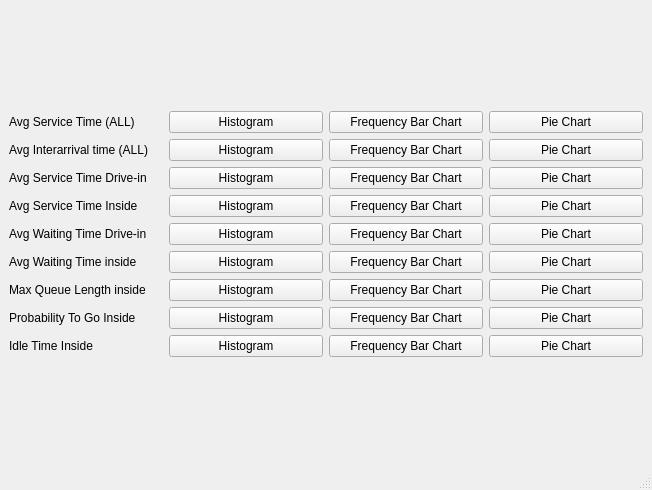
Above: chartwindow.ui from ragrag/Queue-Simulation-QT before the change. Below: the same form after it.
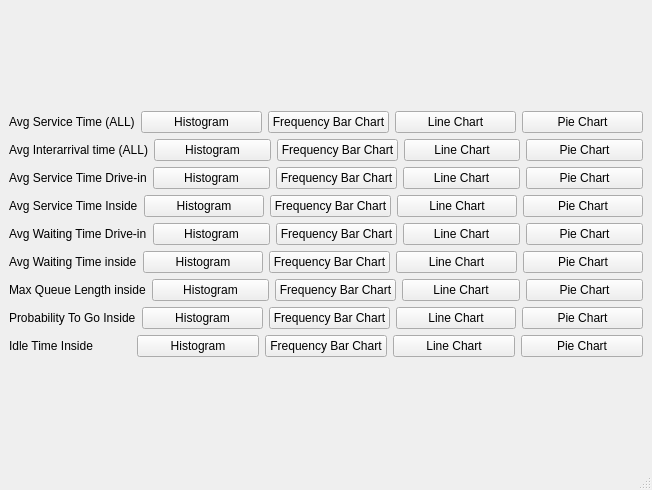
That is the form after the change.

Commit message: lines_chart_report

Diff of the .ui file:
```diff
--- a/chartwindow.ui
+++ b/chartwindow.ui
@@ -40,6 +40,13 @@
           </property>
          </widget>
         </item>
+        <item>
+         <widget class="QPushButton" name="svcAllLine_Btn">
+          <property name="text">
+           <string>Line Chart</string>
+          </property>
+         </widget>
+        </item>
         <item>
          <widget class="QPushButton" name="svcAllPieBtn">
           <property name="text">
@@ -72,6 +79,13 @@
           </property>
          </widget>
         </item>
+        <item>
+         <widget class="QPushButton" name="interLine_Btn">
+          <property name="text">
+           <string>Line Chart</string>
+          </property>
+         </widget>
+        </item>
         <item>
          <widget class="QPushButton" name="interPieBtn">
           <property name="text">
@@ -104,6 +118,13 @@
           </property>
          </widget>
         </item>
+        <item>
+         <widget class="QPushButton" name="svcDLineBtn_2">
+          <property name="text">
+           <string>Line Chart</string>
+          </property>
+         </widget>
+        </item>
         <item>
          <widget class="QPushButton" name="svcDPieBtn_2">
           <property name="text">
@@ -136,6 +157,13 @@
           </property>
          </widget>
         </item>
+        <item>
+         <widget class="QPushButton" name="svcILineBtn">
+          <property name="text">
+           <string>Line Chart</string>
+          </property>
+         </widget>
+        </item>
         <item>
          <widget class="QPushButton" name="svcIPieBtn">
           <property name="text">
@@ -168,6 +196,13 @@
           </property>
          </widget>
         </item>
+        <item>
+         <widget class="QPushButton" name="waitDLineBtn">
+          <property name="text">
+           <string>Line Chart</string>
+          </property>
+         </widget>
+        </item>
         <item>
          <widget class="QPushButton" name="waitDPieBtn">
           <property name="text">
@@ -200,6 +235,13 @@
           </property>
          </widget>
         </item>
+        <item>
+         <widget class="QPushButton" name="waitILineBtn">
+          <property name="text">
+           <string>Line Chart</string>
+          </property>
+         </widget>
+        </item>
         <item>
          <widget class="QPushButton" name="waitIPieBtn">
           <property name="text">
@@ -232,6 +274,13 @@
           </property>
          </widget>
         </item>
+        <item>
+         <widget class="QPushButton" name="qlLineBtn">
+          <property name="text">
+           <string>Line Chart</string>
+          </property>
+         </widget>
+        </item>
         <item>
          <widget class="QPushButton" name="qlPieBtn">
           <property name="text">
@@ -264,6 +313,13 @@
           </property>
          </widget>
         </item>
+        <item>
+         <widget class="QPushButton" name="probLineBtn">
+          <property name="text">
+           <string>Line Chart</string>
+          </property>
+         </widget>
+        </item>
         <item>
          <widget class="QPushButton" name="probPieBtn">
           <property name="text">
@@ -296,6 +352,13 @@
           </property>
          </widget>
         </item>
+        <item>
+         <widget class="QPushButton" name="idleLineBtn">
+          <property name="text">
+           <string>Line Chart</string>
+          </property>
+         </widget>
+        </item>
         <item>
          <widget class="QPushButton" name="idlePieBtn">
           <property name="text">
```
The commit also changes 10 other files.
